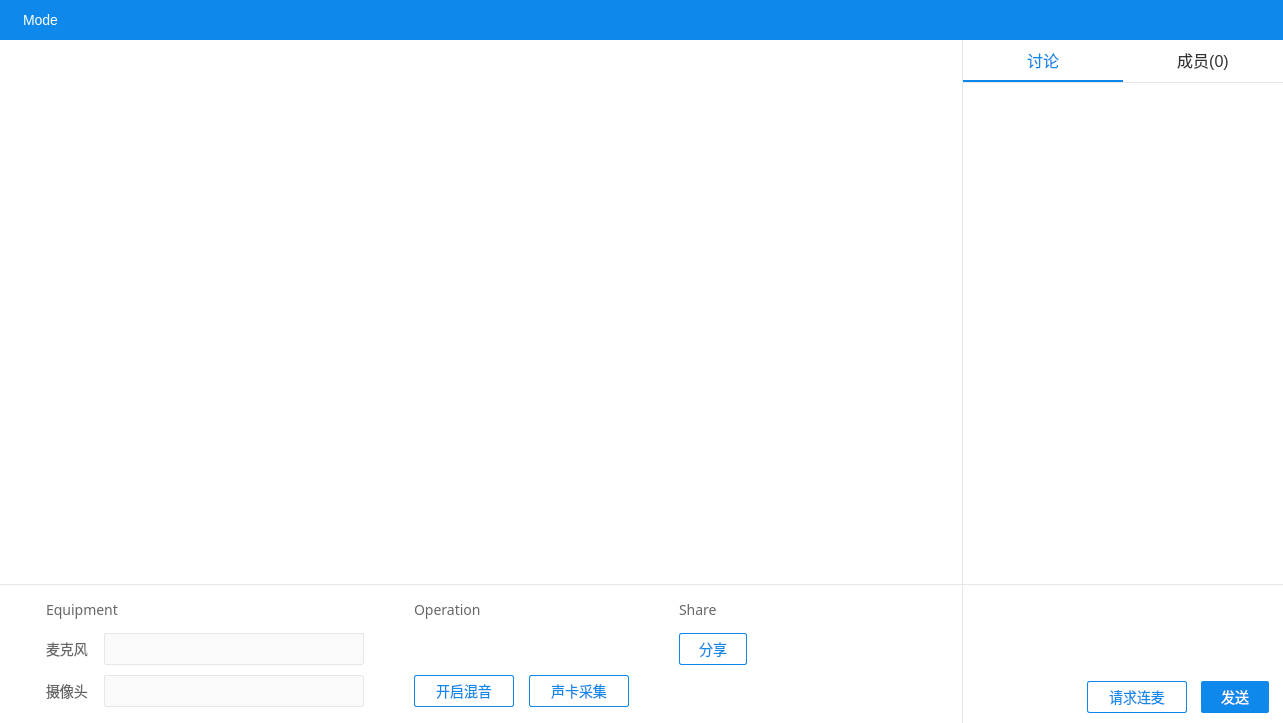
Old version of the form windows/LiveDemo5/ZegoLiveDemo/ZegoLiveRoomDialog.ui in the repository 1815368076/ZegoLiveDemo5Rtp.
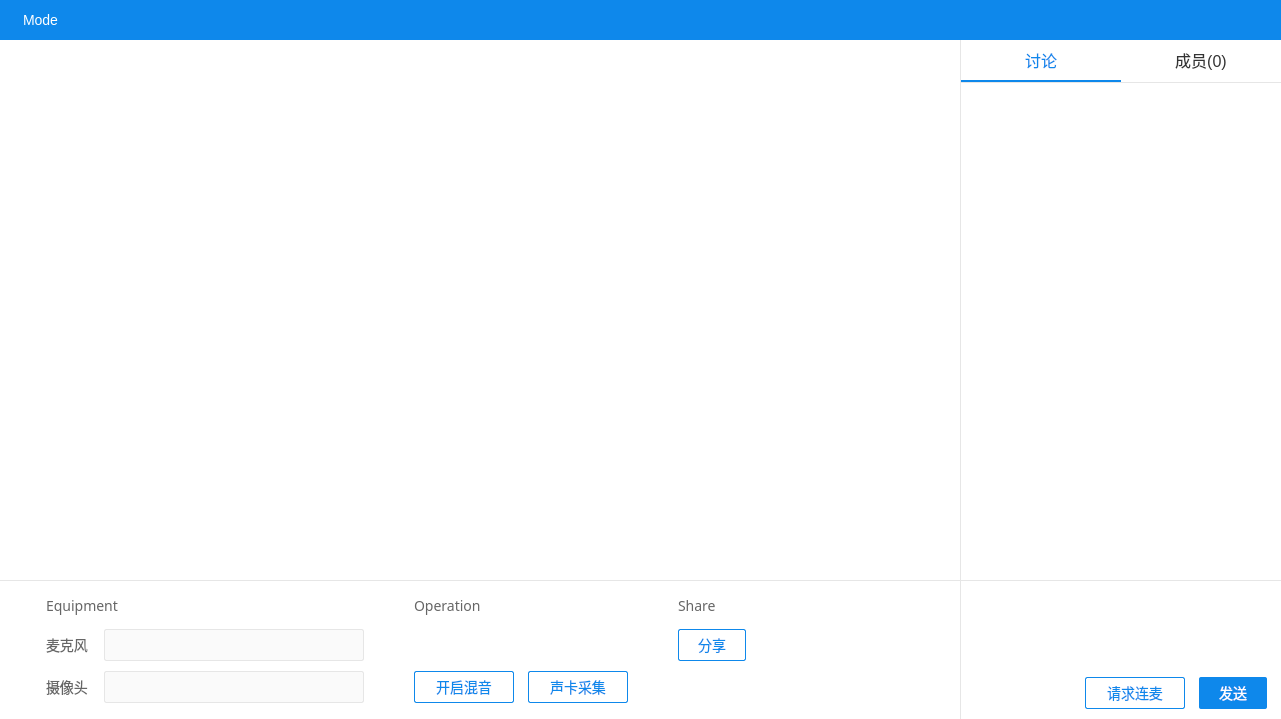
New version of the form. Icons and pictures are not drawn. Custom widgets are drawn as their Qt base class.

Commit message: Update LiveDemo5, Version: 170925_144850_master-0-ged75a1c_bn65_Demo5UDP3

Patch:
```diff
--- a/windows/LiveDemo5/ZegoLiveDemo/ZegoLiveRoomDialog.ui
+++ b/windows/LiveDemo5/ZegoLiveDemo/ZegoLiveRoomDialog.ui
@@ -6,8 +6,8 @@
    <rect>
     <x>0</x>
     <y>0</y>
-    <width>1283</width>
-    <height>723</height>
+    <width>1281</width>
+    <height>719</height>
    </rect>
   </property>
   <property name="windowTitle">
@@ -677,7 +677,7 @@
      <item>
       <widget class="QWidget" name="m_zoneSettings" native="true">
        <property name="sizePolicy">
-        <sizepolicy hsizetype="Minimum" vsizetype="Minimum">
+        <sizepolicy hsizetype="Minimum" vsizetype="Fixed">
          <horstretch>0</horstretch>
          <verstretch>0</verstretch>
         </sizepolicy>
```
The commit also changes 17 other files.
